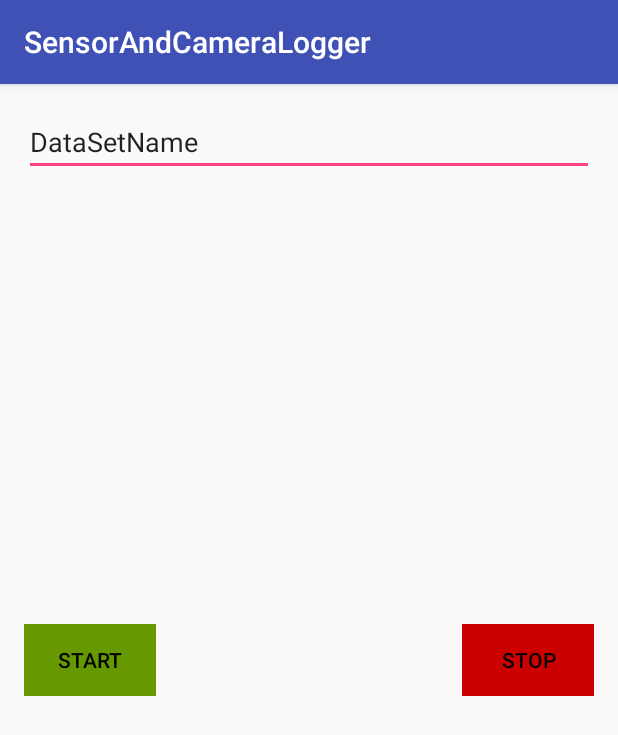
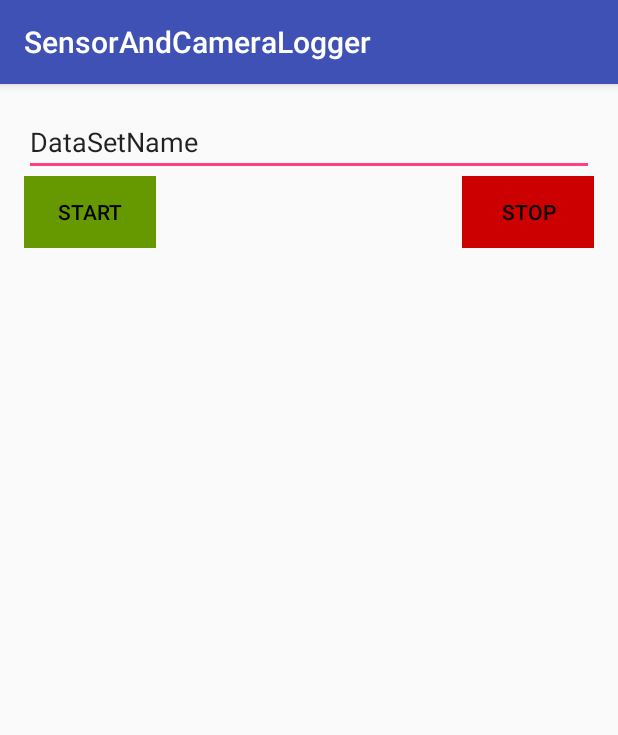
Before and after one commit to arituerto/SensorAndCameraLogger, an Android app: the screen it shows after launch (MainActivity), after a tap on "START", on a phone screen of 412 x 824 dp. Shown: the top 735 px of the screen. Run offline under Robolectric (Android 15) with nearby library versions, the light colour scheme and no system bars.

```diff
--- a/app/build.gradle
+++ b/app/build.gradle
@@ -5,7 +5,7 @@ android {
     buildToolsVersion "25.0.0"
     defaultConfig {
         applicationId "arituerto.sensorandcameralogger"
-        minSdkVersion 20
+        minSdkVersion 21
         targetSdkVersion 23
         versionCode 1
         versionName "1.0"
--- a/app/src/main/AndroidManifest.xml
+++ b/app/src/main/AndroidManifest.xml
@@ -17,5 +17,6 @@
         </activity>
     </application>
     <uses-permission android:name="android.permission.WRITE_EXTERNAL_STORAGE" />
+    <uses-permission android:name="android.permission.CAMERA"/>
 
 </manifest>
--- a/app/src/main/java/arituerto/sensorandcameralogger/MainActivity.java
+++ b/app/src/main/java/arituerto/sensorandcameralogger/MainActivity.java
@@ -4,6 +4,12 @@ import android.hardware.Sensor;
 import android.hardware.SensorEvent;
 import android.hardware.SensorEventListener;
 import android.hardware.SensorManager;
+import android.hardware.camera2.CameraAccessException;
+import android.hardware.camera2.CameraCaptureSession;
+import android.hardware.camera2.CameraCharacteristics;
+import android.hardware.camera2.CameraDevice;
+import android.hardware.camera2.CameraManager;
+import android.hardware.camera2.CaptureRequest;
 import android.os.Environment;
 import android.support.v7.app.AppCompatActivity;
 import android.os.Bundle;
@@ -32,6 +38,9 @@ public class MainActivity extends AppCompatActivity implements SensorEventListen
     private List<Sensor> mSensorList;
     private Map<Sensor, Logger> mSensorLoggerMap;
 
+    private CameraManager mCameraManager;
+    private CameraDevice mCameraDevice;
+
     // Logging data
     private boolean mLoggingActive;
     private File loggingDir;
@@ -53,6 +62,28 @@ public class MainActivity extends AppCompatActivity implements SensorEventListen
         ListIterator<Sensor> iter = mSensorList.listIterator();
         while (iter.hasNext()) {
             mSensorManager.registerListener(this,iter.next(),1000);
+        }
+
+        String cameraIdList[];
+        mCameraManager = (CameraManager)getSystemService(CAMERA_SERVICE);
+        try {
+            cameraIdList = mCameraManager.getCameraIdList();
+        } catch (CameraAccessException e) {
+            Log.i(TAG, e.getMessage());
+            cameraIdList = null;
+        }
+
+        if (cameraIdList != null) {
+            for (int i = 0; i < cameraIdList.length; i++) {
+                String cameraId = cameraIdList[i];
+                Log.i(TAG, "CAMERAID - " + cameraId);
+                try {
+                    CameraCharacteristics characteristics = mCameraManager.getCameraCharacteristics(cameraId);
+                    Log.i(TAG, "LENS FACING - " + characteristics.get(CameraCharacteristics.LENS_FACING).toString());
+                } catch (Exception e) {
+                    Log.i(TAG, e.getMessage());
+                }
+            }
         }
 
         final Button startButton = (Button) findViewById(R.id.buttonStartLogging);
@@ -79,11 +110,11 @@ public class MainActivity extends AppCompatActivity implements SensorEventListen
                 dataSetName = textEntry.getText().toString();
 
                 SimpleDateFormat sdf = new SimpleDateFormat("yyyy-MM-dd_HHmmss");
-                String currentDateandTime = sdf.format(new Date());
+                String currentDateAndTime = sdf.format(new Date());
 
                 // Create directory
                 loggingDir = new File(Environment.getExternalStorageDirectory().getPath() +
-                        "/" + currentDateandTime + "_" + dataSetName);
+                        "/" + currentDateAndTime + "_" + dataSetName);
                 try {
                     loggingDir.mkdirs();
                 } catch (Exception e) {
@@ -102,6 +133,7 @@ public class MainActivity extends AppCompatActivity implements SensorEventListen
                     Sensor key = iter.next();
 
                     String sensorTypeString = key.getStringType();
+                    // TODO: Get last part of the type string and change to capital letters
                     loggerFileName = loggingDir.getPath() + "/sensor_" + sensorTypeString + "_log.csv";
 
                     String csvFormat = "// SYSTEM_TIME [ns], EVENT_TIMESTAMP [ns], EVENT_" + sensorTypeString + "_VALUES";
--- a/app/src/main/res/layout/activity_main.xml
+++ b/app/src/main/res/layout/activity_main.xml
@@ -22,17 +22,6 @@
         android:id="@+id/inputDataSetName" />
 
     <Button
-        android:text="Start"
-        android:layout_width="wrap_content"
-        android:layout_height="wrap_content"
-        android:id="@+id/buttonStartLogging"
-        android:layout_centerVertical="true"
-        android:layout_alignParentStart="true"
-        style="@style/Widget.AppCompat.Button.Borderless.Colored"
-        android:background="@android:color/holo_green_dark"
-        android:textColor="@android:color/black" />
-
-    <Button
         android:text="Stop"
         android:layout_width="wrap_content"
         android:layout_height="wrap_content"
@@ -44,4 +33,15 @@
         android:background="@android:color/holo_red_dark"
         android:textColor="@android:color/black" />
 
+    <Button
+        android:text="Start"
+        android:layout_width="wrap_content"
+        android:layout_height="wrap_content"
+        android:id="@+id/buttonStartLogging"
+        style="@style/Widget.AppCompat.Button.Borderless.Colored"
+        android:background="@android:color/holo_green_dark"
+        android:textColor="@android:color/black"
+        android:layout_below="@+id/inputDataSetName"
+        android:layout_alignParentStart="true" />
+
 </RelativeLayout>
```
